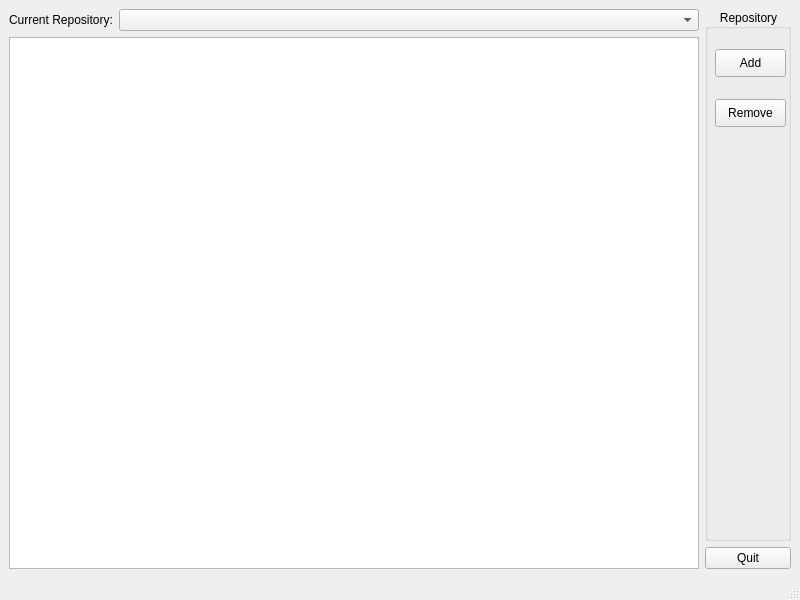
Above: tools/monitor/Monitor.ui from OpenDDS/OpenDDS before the change. Below: the same form after it.
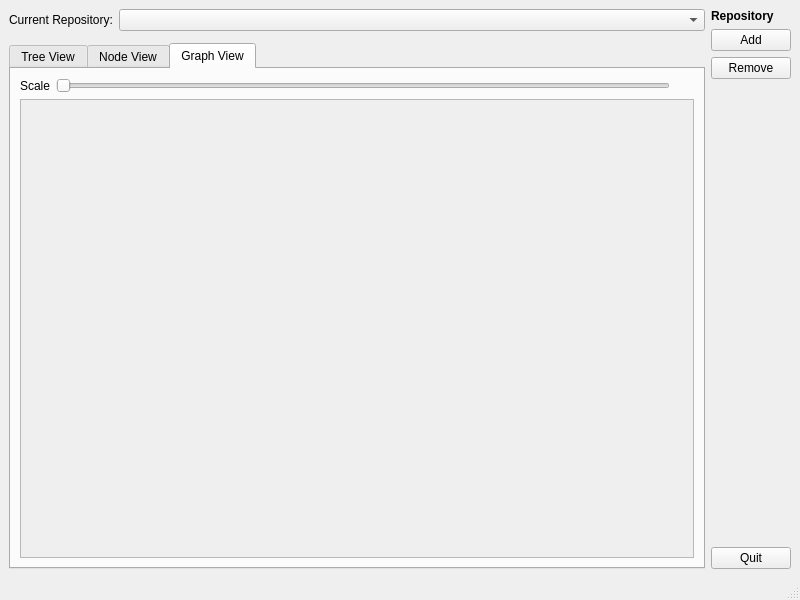
That is the form after the change. The open tabs and pages were chosen to show the change.

Commit message: Preliminary changes to the monitor tool to support generation of Graphviz images. Also includes partial support for Qt-based graphs. The Viewer app now includes TreeView, NodeView and GraphvizView panels as well as Graphviz options and Node options windows.

```diff
--- a/tools/monitor/Monitor.ui
+++ b/tools/monitor/Monitor.ui
@@ -21,19 +21,77 @@
   </property>
   <widget class="QWidget" name="centralwidget">
    <layout class="QGridLayout" name="gridLayout">
-    <item row="2" column="0" rowspan="2">
-     <widget class="QTreeView" name="repoView">
-      <property name="styleSheet">
-       <string notr="true">
-*[ddsActive=&quot;true&quot;] {
-  background-color: red;
-}
-</string>
-      </property>
-      <property name="sortingEnabled">
-       <bool>true</bool>
-      </property>
-     </widget>
+    <item row="1" column="1" rowspan="3">
+     <layout class="QVBoxLayout" name="verticalLayout" stretch="0,0,0,0,0">
+      <item>
+       <widget class="QLabel" name="label_2">
+        <property name="font">
+         <font>
+          <weight>75</weight>
+          <bold>true</bold>
+         </font>
+        </property>
+        <property name="text">
+         <string>Repository</string>
+        </property>
+       </widget>
+      </item>
+      <item>
+       <widget class="QPushButton" name="repoAddButton">
+        <property name="sizePolicy">
+         <sizepolicy hsizetype="Minimum" vsizetype="Minimum">
+          <horstretch>0</horstretch>
+          <verstretch>0</verstretch>
+         </sizepolicy>
+        </property>
+        <property name="text">
+         <string>Add</string>
+        </property>
+        <property name="shortcut">
+         <string>Ctrl+A</string>
+        </property>
+       </widget>
+      </item>
+      <item>
+       <widget class="QPushButton" name="repoRemoveButton">
+        <property name="sizePolicy">
+         <sizepolicy hsizetype="Minimum" vsizetype="Minimum">
+          <horstretch>0</horstretch>
+          <verstretch>0</verstretch>
+         </sizepolicy>
+        </property>
+        <property name="text">
+         <string>Remove</string>
+        </property>
+        <property name="shortcut">
+         <string>Ctrl+R</string>
+        </property>
+       </widget>
+      </item>
+      <item>
+       <spacer name="verticalSpacer">
+        <property name="orientation">
+         <enum>Qt::Vertical</enum>
+        </property>
+        <property name="sizeHint" stdset="0">
+         <size>
+          <width>20</width>
+          <height>40</height>
+         </size>
+        </property>
+       </spacer>
+      </item>
+      <item>
+       <widget class="QPushButton" name="quitButton">
+        <property name="text">
+         <string>Quit</string>
+        </property>
+        <property name="shortcut">
+         <string>Ctrl+Q</string>
+        </property>
+       </widget>
+      </item>
+     </layout>
     </item>
     <item row="1" column="0">
      <layout class="QHBoxLayout" name="horizontalLayout">
@@ -65,86 +123,124 @@
       </item>
      </layout>
     </item>
-    <item row="1" column="1" rowspan="2">
-     <widget class="QGroupBox" name="groupBox">
+    <item row="3" column="0">
+     <widget class="QTabWidget" name="tabWidget">
+      <property name="enabled">
+       <bool>true</bool>
+      </property>
       <property name="sizePolicy">
-       <sizepolicy hsizetype="Minimum" vsizetype="Minimum">
+       <sizepolicy hsizetype="Expanding" vsizetype="Expanding">
         <horstretch>0</horstretch>
         <verstretch>0</verstretch>
        </sizepolicy>
       </property>
-      <property name="layoutDirection">
-       <enum>Qt::RightToLeft</enum>
+      <property name="currentIndex">
+       <number>0</number>
       </property>
-      <property name="title">
-       <string>Repository</string>
-      </property>
-      <property name="alignment">
-       <set>Qt::AlignCenter</set>
-      </property>
-      <property name="flat">
-       <bool>false</bool>
-      </property>
-      <widget class="QPushButton" name="repoAddButton">
-       <property name="geometry">
-        <rect>
-         <x>10</x>
-         <y>40</y>
-         <width>71</width>
-         <height>28</height>
-        </rect>
-       </property>
-       <property name="sizePolicy">
-        <sizepolicy hsizetype="Minimum" vsizetype="Minimum">
-         <horstretch>0</horstretch>
-         <verstretch>0</verstretch>
-        </sizepolicy>
-       </property>
-       <property name="text">
-        <string>Add</string>
-       </property>
-       <property name="shortcut">
-        <string>Ctrl+A</string>
-       </property>
+      <widget class="QWidget" name="treeTab">
+       <attribute name="title">
+        <string>Tree View</string>
+       </attribute>
+       <layout class="QGridLayout" name="gridLayout_3">
+        <item row="0" column="0" colspan="2">
+         <widget class="QTreeView" name="repoView">
+          <property name="sizePolicy">
+           <sizepolicy hsizetype="Ignored" vsizetype="Ignored">
+            <horstretch>0</horstretch>
+            <verstretch>0</verstretch>
+           </sizepolicy>
+          </property>
+          <property name="styleSheet">
+           <string notr="true">
+*[ddsActive=&quot;true&quot;] {
+  background-color: red;
+}
+</string>
+          </property>
+          <property name="sortingEnabled">
+           <bool>true</bool>
+          </property>
+         </widget>
+        </item>
+       </layout>
       </widget>
-      <widget class="QPushButton" name="repoRemoveButton">
-       <property name="geometry">
-        <rect>
-         <x>10</x>
-         <y>90</y>
-         <width>71</width>
-         <height>28</height>
-        </rect>
-       </property>
+      <widget class="QWidget" name="nodeTab">
+       <attribute name="title">
+        <string>Node View</string>
+       </attribute>
+       <layout class="QGridLayout" name="gridLayout_4">
+        <item row="0" column="0" colspan="2">
+         <widget class="QGraphicsView" name="nodeView"/>
+        </item>
+       </layout>
+      </widget>
+      <widget class="QWidget" name="graphTab">
        <property name="sizePolicy">
-        <sizepolicy hsizetype="Minimum" vsizetype="Minimum">
+        <sizepolicy hsizetype="Expanding" vsizetype="Expanding">
          <horstretch>0</horstretch>
          <verstretch>0</verstretch>
         </sizepolicy>
        </property>
-       <property name="text">
-        <string>Remove</string>
-       </property>
-       <property name="shortcut">
-        <string>Ctrl+R</string>
-       </property>
+       <attribute name="title">
+        <string>Graph View</string>
+       </attribute>
+       <layout class="QGridLayout" name="gridLayout_2">
+        <item row="5" column="0" colspan="6">
+         <widget class="QScrollArea" name="scrollArea">
+          <property name="sizePolicy">
+           <sizepolicy hsizetype="Ignored" vsizetype="Ignored">
+            <horstretch>0</horstretch>
+            <verstretch>0</verstretch>
+           </sizepolicy>
+          </property>
+          <property name="styleSheet">
+           <string notr="true">bgcolor = &quot;#ffffff&quot;</string>
+          </property>
+          <property name="widgetResizable">
+           <bool>false</bool>
+          </property>
+          <widget class="QWidget" name="scrollAreaWidgetContents">
+           <property name="geometry">
+            <rect>
+             <x>0</x>
+             <y>0</y>
+             <width>637</width>
+             <height>417</height>
+            </rect>
+           </property>
+           <property name="sizePolicy">
+            <sizepolicy hsizetype="Expanding" vsizetype="Expanding">
+             <horstretch>0</horstretch>
+             <verstretch>0</verstretch>
+            </sizepolicy>
+           </property>
+          </widget>
+         </widget>
+        </item>
+        <item row="0" column="0">
+         <widget class="QLabel" name="label_4">
+          <property name="text">
+           <string>Scale</string>
+          </property>
+         </widget>
+        </item>
+        <item row="0" column="1">
+         <widget class="QSlider" name="horizontalSlider">
+          <property name="orientation">
+           <enum>Qt::Horizontal</enum>
+          </property>
+          <property name="tickPosition">
+           <enum>QSlider::NoTicks</enum>
+          </property>
+          <property name="tickInterval">
+           <number>0</number>
+          </property>
+         </widget>
+        </item>
+       </layout>
       </widget>
      </widget>
     </item>
-    <item row="3" column="1">
-     <layout class="QVBoxLayout" name="verticalLayout" stretch="0">
-      <item>
-       <widget class="QPushButton" name="quitButton">
-        <property name="text">
-         <string>Quit</string>
-        </property>
-        <property name="shortcut">
-         <string>Ctrl+Q</string>
-        </property>
-       </widget>
-      </item>
-     </layout>
-    </item>
    </layout>
   </widget>
   <widget class="QMenuBar" name="menubar">
```
Left out of the diff: 5 changed lines with no effect on the pictures. The commit also changes 28 other files.
